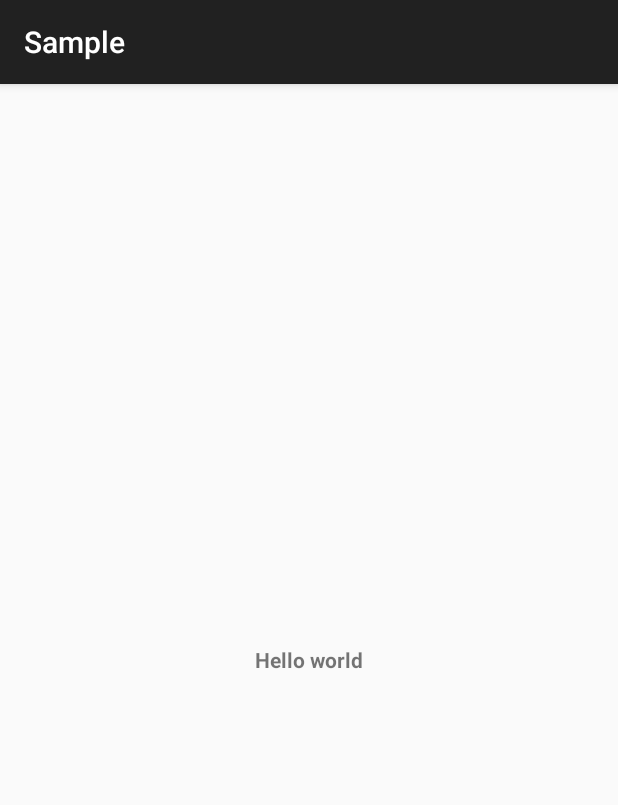
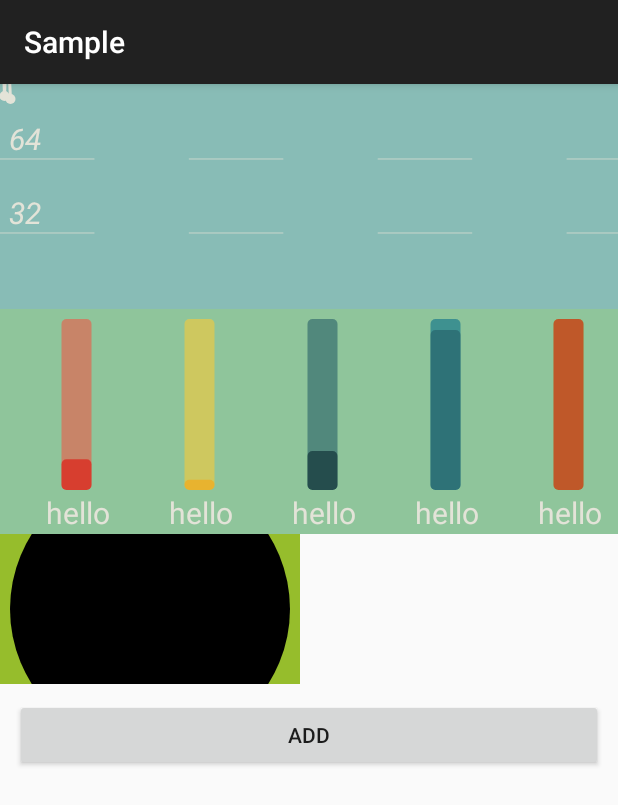
Before and after one commit to zakiso/animation-chart-sample, an Android app: the screen it shows after launch (MainActivity), on a phone screen of 412 x 824 dp. Shown: the top 805 px of the screen. Run offline under Robolectric (Android 15) with nearby library versions, the phone set to English and light mode, and no system bars.

Commit message:
dev update 添加linechar和barchart动画

```diff
--- a/app/build.gradle
+++ b/app/build.gradle
@@ -18,7 +18,7 @@ android {
 
     defaultConfig {
         applicationId "me.blogof.android.app"
-        minSdkVersion 9
+        minSdkVersion 14
         targetSdkVersion 23
         versionCode 1
         versionName "1.0"
@@ -39,4 +39,5 @@ android {
 dependencies {
     compile fileTree(dir: 'libs', include: ['*.jar'])
     compile 'com.android.support:appcompat-v7:23.1.1'
+    compile 'org.puredata.android:pd-core:1.0.0-rc4'
 }
--- /dev/null
+++ b/app/src/main/java/me/blogof/android/app/BarView.java
@@ -0,0 +1,125 @@
+package me.blogof.android.app;
+
+import android.animation.ObjectAnimator;
+import android.content.Context;
+import android.content.res.TypedArray;
+import android.graphics.*;
+import android.util.AttributeSet;
+import android.view.View;
+import android.view.animation.AccelerateDecelerateInterpolator;
+
+import java.util.List;
+
+/**
+ * Created by dzq on 16/1/12.
+ */
+
+public class BarView extends View {
+
+    private List<Pillar> pillars;
+    private float pillarWidth = 20f;
+    private int orientation = 1;  // 0表示横向1表示纵向  默认为纵向
+    private float padding = 10f;
+    private float maxValue = 100;
+    private Paint mPaint;
+    private float pillarRadius = 5f;
+    private String titleColor = "#E3E3D8";
+    private float titleSize = 30f;
+
+    public BarView(Context context, AttributeSet attrs) {
+        super(context, attrs);
+        TypedArray t = getContext().obtainStyledAttributes(attrs,R.styleable.cute_bar_view);
+        orientation = t.getInt(R.styleable.cute_bar_view_orientation,1);
+        pillarWidth = t.getDimension(R.styleable.cute_bar_view_pillar_width,30f);
+        mPaint = new Paint(Paint.ANTI_ALIAS_FLAG);
+    }
+
+    @Override
+    protected void onDraw(Canvas canvas) {
+        super.onDraw(canvas);
+        drawPillar(canvas);
+    }
+
+    private void drawPillar(Canvas canvas){
+        if (null == pillars||pillars.size() == 0){
+            return;
+        }
+
+        float itemCell = (getHeight() - 2*padding) / maxValue;
+        //柱与柱之间的间隔
+        float space;
+        if (orientation == 1){
+            space = getWidth()/pillars.size();
+        }else {
+            space = getHeight()/pillars.size();
+        }
+        mPaint.setStrokeWidth(1);
+        mPaint.setStyle(Paint.Style.FILL);
+        mPaint.setTextSize(titleSize);
+
+        for (int i=0;i<pillars.size();i++){
+
+            Pillar p = pillars.get(i);
+            Rect bounds = new Rect();
+            mPaint.getTextBounds(p.title,0,p.title.length(),bounds);
+            float titleHeight = bounds.height();
+            float titleWidth = bounds.width();
+
+            float left = i*space + space/2;
+            float top = padding;
+            float right = left + pillarWidth;
+            float bottom = getHeight() - 2*padding - titleHeight;
+            RectF r = new RectF(left,top,right,bottom);
+            mPaint.setColor(Color.parseColor(pillars.get(i).color));
+            //画柱子的背景
+            canvas.drawRoundRect(r,pillarRadius,pillarRadius,mPaint);
+            //画柱子
+
+            float pTop;
+            if (p.currentValue > maxValue){
+                pTop = top;
+            }else {
+                pTop = bottom - (p.currentValue * itemCell);
+            }
+            RectF r1 = new RectF(left,pTop,right,bottom);
+            mPaint.setColor(Color.parseColor(p.fillColor));
+            canvas.drawRoundRect(r1,pillarRadius,pillarRadius,mPaint);
+            mPaint.setColor(Color.parseColor(titleColor));
+            float titleLeft;
+            if (titleWidth > (right-left)){
+                titleLeft = left - titleWidth/4;
+            }else {
+                titleLeft = left + titleWidth/4;
+            }
+            canvas.drawText(p.title,titleLeft,getHeight() - padding,mPaint);
+        }
+    }
+
+    public List<Pillar> getPillars() {
+        return pillars;
+    }
+
+    public void setPillars(List<Pillar> pillars) {
+        this.pillars = pillars;
+        startDrawView();
+    }
+
+    private void startDrawView(){
+        ObjectAnimator animator = ObjectAnimator.ofFloat(this, "phase", 0.0f, 1.0f);
+        AccelerateDecelerateInterpolator a = new AccelerateDecelerateInterpolator();
+        animator.setInterpolator(a);
+        animator.setDuration(1300);
+        animator.start();
+    }
+
+    public void reloadData(){
+        startDrawView();
+    }
+
+    public void setPhase(float phase){
+        for (int i=0;i<pillars.size();i++){
+            pillars.get(i).currentValue = phase * pillars.get(i).value;
+        }
+        invalidate();
+    }
+}
--- a/app/src/main/java/me/blogof/android/app/LineChartView.java
+++ /dev/null
@@ -1,20 +0,0 @@
-package me.blogof.android.app;
-
-import android.content.Context;
-import android.graphics.Canvas;
-import android.view.View;
-
-/**
- * Created by dzq on 16/1/11.
- */
-public class LineChartView extends View {
-
-    public LineChartView(Context context) {
-        super(context);
-    }
-
-    @Override
-    protected void onDraw(Canvas canvas) {
-        super.onDraw(canvas);
-    }
-}
--- /dev/null
+++ b/app/src/main/java/me/blogof/android/app/LinePoint.java
@@ -0,0 +1,51 @@
+package me.blogof.android.app;
+
+import android.graphics.Path;
+import android.graphics.Point;
+
+/**
+ * Created by dzq on 16/1/12.
+ */
+public class LinePoint {
+    public float value;
+    public String  title;
+
+    private Path path;
+    private Point point;
+    private float x;
+    private float y;
+
+    public LinePoint(float value, String title) {
+        this.value = value;
+        this.title = title;
+    }
+
+    public Path getPath() {
+        return path;
+    }
+
+    public void setPath(Path path) {
+        this.path = path;
+    }
+
+    public Point getPoint() {
+        return point;
+    }
+
+    public void setPoint(Point point) {
+        this.point = point;
+    }
+
+    public void setXY(float x,float y){
+        this.x = x;
+        this.y = y;
+    }
+
+    public float getX() {
+        return x;
+    }
+
+    public float getY() {
+        return y;
+    }
+}
--- /dev/null
+++ b/app/src/main/java/me/blogof/android/app/LineView.java
@@ -0,0 +1,166 @@
+package me.blogof.android.app;
+
+import android.animation.ObjectAnimator;
+import android.animation.ValueAnimator;
+import android.content.Context;
+import android.graphics.*;
+import android.util.AttributeSet;
+import android.util.Log;
+import android.view.View;
+import android.view.animation.*;
+import android.widget.LinearLayout;
+
+import java.util.ArrayList;
+import java.util.List;
+
+/**
+ * Created by dzq on 16/1/11.
+ */
+public class LineView extends View{
+
+    private List<LinePoint> points;
+
+    private int horizonLineCount = 3;
+    private float horizonLineWidth = 1f;
+    private String horizonLineColor = "#C9D6CC";
+    /** 用户设置的point中最大的value 用来计算图表横线上的数值**/
+    private float maxPointValue = 0f;
+    private String lineColor = "#E3E3D8";
+    private float lineWidth = 3f;
+    private boolean smooth = false;
+    private float topBottomPadding = 15f;
+    private int currentSelectIndex = 0;
+    private String selectedColor = "#B39381";
+    private boolean animated = true;
+
+    private Path path;
+    private float pathLength;
+    private Paint mPaint;
+
+    //当前曲线的动画的偏移量
+    private float currentOffset;
+    /**
+     * 动画播放的时间
+     */
+    private int time = 4000;
+    /**
+     * 动画间隔
+     */
+    private int delay = 500;
+
+    public LineView(Context context, AttributeSet attrs) {
+        super(context, attrs);
+        mPaint = new Paint(Paint.ANTI_ALIAS_FLAG);
+    }
+
+    @Override
+    protected void onDraw(Canvas canvas) {
+        super.onDraw(canvas);
+        drawHorizonLine(canvas);
+        drawCurve(canvas);
+    }
+
+    private void drawHorizonLine(Canvas canvas){
+        float lineHeightSpace = (getHeight() - (horizonLineCount*horizonLineWidth))/ horizonLineCount;
+
+        mPaint.setStrokeWidth(horizonLineWidth);
+        mPaint.setStyle(Paint.Style.FILL);
+        for (int i=1;i<horizonLineCount;i++){
+            float y =getHeight() - i*lineHeightSpace - 2*horizonLineWidth;
+            mPaint.setColor(Color.parseColor(horizonLineColor));
+            canvas.drawLine(0,y,getWidth(), y,mPaint);
+            //画横线上的数值
+            mPaint.setTextSize(lineWidth*10);
+            mPaint.setColor(Color.parseColor(lineColor));
+            mPaint.setTypeface(Typeface.create(Typeface.DEFAULT, Typeface.ITALIC));
+            canvas.drawText(((int)(maxPointValue/horizonLineCount)*i) +"",3*lineWidth,y-3*lineWidth,mPaint);
+        }
+    }
+
+    private void drawCurve(Canvas canvas){
+        if (smooth){
+            mPaint.setPathEffect(new CornerPathEffect(50));
+        }
+        mPaint.setColor(Color.parseColor(lineColor));
+        mPaint.setStrokeWidth(lineWidth);
+        mPaint.setStyle(Paint.Style.STROKE);
+        canvas.drawPath(path,mPaint);
+        for (int i=0;i<points.size();i++){
+            LinePoint p = points.get(i);
+            if (p.getX()<pathLength - currentOffset ){
+                mPaint.setStrokeWidth(lineWidth + 5);
+                mPaint.setStyle(Paint.Style.FILL);
+                canvas.drawCircle(p.getX(),p.getY(),5,mPaint);
+            }
+        }
+    }
+
+    private void drawPathWithAnimated(Path path){
+        PathMeasure measure = new PathMeasure(path, false);
+        pathLength = measure.getLength();
+        ObjectAnimator animator = ObjectAnimator.ofFloat(this, "phase", 1.0f, 0.0f);
+        AccelerateDecelerateInterpolator a = new AccelerateDecelerateInterpolator();
+        animator.setInterpolator(a);
+        animator.setDuration(1300);
+        animator.start();
+
+
+    }
+
+    /** 该方法由动画的回调来调用会传入动画的偏移增量 从0-1 **/
+    public void setPhase(float phase)
+    {
+        mPaint.setPathEffect(createPathEffect(pathLength, phase, 0.0f));
+        invalidate();
+    }
+
+    private PathEffect createPathEffect(float pathLength, float phase, float offset)
+    {
+        currentOffset =  Math.max(phase * pathLength, offset);
+        return new DashPathEffect(new float[] { pathLength, pathLength },
+                currentOffset);
+    }
+
+    public void setPoints(List<LinePoint> points) {
+        this.points = points;
+        requestLayout();
+    }
+
+    @Override
+    protected void onMeasure(int widthMeasureSpec, int heightMeasureSpec) {
+        super.onMeasure(widthMeasureSpec, heightMeasureSpec);
+        calculatePathAndPoint();
+        if (animated){
+            drawPathWithAnimated(path);
+        } else {
+            invalidate();
+        }
+    }
+
+    private void calculatePathAndPoint(){
+        if (null == points || points.size() == 0){
+            return;
+        }
+        for (int i=0;i<points.size();i++){
+            float value = points.get(i).value;
+            if (value > maxPointValue){
+                maxPointValue = value;
+            }
+        }
+        path = new Path();
+        float heightCell = (getHeight() - 2*topBottomPadding)/maxPointValue;
+        float widthCell =  getWidth()/points.size() + 1;
+
+        for (int i=0;i<points.size();i++){
+            float x = widthCell/2 + i*widthCell;
+            float y = getHeight() - heightCell * points.get(i).value - topBottomPadding;
+            if (i==0){
+                path.moveTo(x,y);
+            } else{
+                path.lineTo(x, y);
+            }
+            points.get(i).setPath(path);
+            points.get(i).setXY(x,y);
+        }
+    }
+}
--- a/app/src/main/java/me/blogof/android/app/MainActivity.java
+++ b/app/src/main/java/me/blogof/android/app/MainActivity.java
@@ -1,24 +1,64 @@
 package me.blogof.android.app;
 
-import android.os.AsyncTask;
+import android.animation.ObjectAnimator;
+import android.graphics.Color;
 import android.os.Bundle;
 import android.support.v7.app.AppCompatActivity;
-import android.widget.TextView;
-import org.jsoup.Connection;
-import org.jsoup.Jsoup;
-import org.jsoup.nodes.Document;
-import org.jsoup.select.Elements;
+import android.view.View;
+import android.widget.Button;
 
-import java.io.IOException;
+import java.util.ArrayList;
+import java.util.List;
 
 public class MainActivity extends AppCompatActivity {
 
+    private LineView lineView;
+    private BarView barView;
+    private PieView pieView;
     @Override
     protected void onCreate(Bundle savedInstanceState) {
         super.onCreate(savedInstanceState);
         setContentView(R.layout.activity_main);
-        getSupportActionBar().setHomeAsUpIndicator(R.drawable.abc_tab_indicator_material);
+        initView();
+        initData();
     }
 
+    private void initView(){
+        lineView = (LineView)findViewById(R.id.line_view);
+        lineView.setBackgroundColor(Color.parseColor("#88BCB6"));
+        barView = (BarView)findViewById(R.id.bar_view);
+        barView.setBackgroundColor(Color.parseColor("#8FC59B"));
+        pieView = (PieView)findViewById(R.id.pie_view);
+        pieView.setBackgroundColor(Color.parseColor("#96BD2C"));
+    }
 
+    private void initData(){
+        List<LinePoint> points = new ArrayList<LinePoint>();
+        points.add(new LinePoint(2,"xx"));
+        points.add(new LinePoint(15,"xx"));
+        points.add(new LinePoint(18,"xx"));
+        points.add(new LinePoint(2,"xx"));
+        points.add(new LinePoint(88,"xx"));
+        points.add(new LinePoint(9,"xx"));
+        points.add(new LinePoint(10,"xx"));
+        points.add(new LinePoint(2,"xx"));
+        points.add(new LinePoint(8,"xx"));
+        points.add(new LinePoint(32,"xx"));
+        points.add(new LinePoint(98,"xx"));
+        lineView.setPoints(points);
+
+        List<Pillar> pillars = new ArrayList<Pillar>();
+        Pillar pillar1 = new Pillar();
+        pillars.add(new Pillar(15f,"hello","#90F45443","#90E20904"));
+        pillars.add(new Pillar(5f,"hello","#90FFCC33","#90FBA30B"));
+        pillars.add(new Pillar(19f,"hello","#90235B66","#9005202A"));
+        pillars.add(new Pillar(78f,"hello","#90016B88","#90235B66"));
+        pillars.add(new Pillar(111f,"hello","#9096BD2C","#90E20904"));
+        barView.setPillars(pillars);
+    }
+
+    public void addValue(View v){
+        barView.getPillars().get(2).value += 1;
+        barView.reloadData();
+    }
 }
--- /dev/null
+++ b/app/src/main/java/me/blogof/android/app/PieView.java
@@ -0,0 +1,54 @@
+package me.blogof.android.app;
+
+import android.content.Context;
+import android.graphics.Canvas;
+import android.graphics.Paint;
+import android.graphics.RectF;
+import android.util.AttributeSet;
+import android.view.View;
+
+/**
+ * Created by dzq on 16/1/15.
+ */
+public class PieView extends View {
+
+    private float percent;
+    //当前的百分比 用于动画
+    private float currentPercent;
+    private String title;
+    private String circleColor;
+    private String circleWidthPercent;
+    private String titleColor;
+    private Paint mPaint;
+    private float padding = 10;
+
+    public PieView(Context context) {
+        super(context);
+    }
+
+    public PieView(Context context, AttributeSet attrs) {
+        super(context, attrs);
+        mPaint = new Paint(Paint.ANTI_ALIAS_FLAG);
+
+    }
+
+    @Override
+    protected void onDraw(Canvas canvas) {
+        super.onDraw(canvas);
+        float radius;
+        if (getHeight()>getWidth()){
+            radius = (getHeight() - 2*padding)/2;
+        }else {
+            radius = (getWidth() -2*padding)/2;
+        }
+        float centerX = getWidth()/2;
+        float centerY = getHeight()/2;
+        canvas.drawCircle(centerX,centerY,radius,mPaint);
+
+        if (getHeight() > getWidth()){
+
+        }
+//        RectF rectF = new RectF();
+//        canvas.drawArc();
+    }
+}
--- /dev/null
+++ b/app/src/main/java/me/blogof/android/app/Pillar.java
@@ -0,0 +1,29 @@
+package me.blogof.android.app;
+
+/**
+ * Created by dzq on 16/1/12.
+ */
+public class Pillar {
+    public float value;
+    public String title;
+    public String color;
+    public String fillColor;
+    public float currentValue;
+
+    public Pillar() {
+    }
+
+    /**
+     *
+     * @param value
+     * @param title
+     * @param color
+     * @param fillColor
+     */
+    public Pillar(float value, String title, String color, String fillColor) {
+        this.value = value;
+        this.title = title;
+        this.color = color;
+        this.fillColor = fillColor;
+    }
+}
--- a/app/src/main/res/layout/activity_main.xml
+++ b/app/src/main/res/layout/activity_main.xml
@@ -1,17 +1,36 @@
-<RelativeLayout xmlns:android="http://schemas.android.com/apk/res/android"
+<LinearLayout xmlns:android="http://schemas.android.com/apk/res/android"
                 xmlns:tools="http://schemas.android.com/tools"
                 android:layout_width="match_parent"
                 android:layout_height="match_parent"
+                android:orientation="vertical"
                 tools:context=".MainActivity"
                  >
 
-    <TextView
-            android:id="@+id/tvinfo"
-            android:textStyle="bold"
-            android:layout_width="wrap_content"
+
+    <me.blogof.android.app.LineView
+            android:id="@+id/line_view"
+            android:layout_width="match_parent"
+            android:layout_height="150dp"/>
+
+    <me.blogof.android.app.BarView
+            android:id="@+id/bar_view"
+            android:layout_width="match_parent"
+            android:layout_height="150dp"
+    />
+
+
+    <me.blogof.android.app.PieView
+            android:id="@+id/pie_view"
+            android:layout_width="200dp"
+            android:layout_height="100dp"/>
+
+    <Button
+            android:layout_width="match_parent"
             android:layout_height="wrap_content"
-            android:layout_centerHorizontal="true"
-            android:layout_centerVertical="true"
-            android:text="Hello world" />
+            android:layout_margin="10dp"
+            android:id="@+id/add_value"
+            android:onClick="addValue"
+            android:text="add"/>
 
-</RelativeLayout>
+
+</LinearLayout>
--- a/app/src/main/res/values/dimens.xml
+++ b/app/src/main/res/values/dimens.xml
@@ -2,4 +2,14 @@
     <!-- Default screen margins, per the Android Design guidelines. -->
     <dimen name="activity_horizontal_margin">16dp</dimen>
     <dimen name="activity_vertical_margin">16dp</dimen>
+
+    <declare-styleable name="cute_bar_view">
+        <attr name="orientation">
+            <enum name="horizontal" value="0" />
+            <enum name="vertical" value="1" />
+        </attr>
+        <attr name="pillar_width" format="dimension"/>
+    </declare-styleable>
+
+
 </resources>
```
Also changed, not shown: 1 other file.
